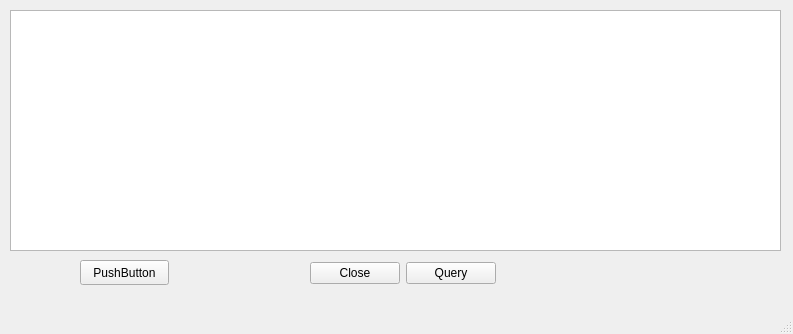
Qt form qt_app/mainwindow.ui (mehmetrizaoz/5_product_line_automation) before a commit.
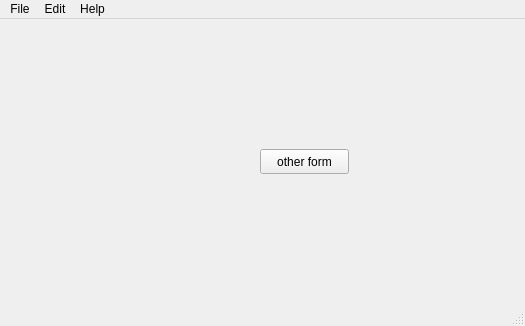
The same form after that commit.

Commit message: database connection moved to second form

Patch:
```diff
--- a/qt_app/mainwindow.ui
+++ b/qt_app/mainwindow.ui
@@ -6,61 +6,25 @@
    <rect>
     <x>0</x>
     <y>0</y>
-    <width>793</width>
-    <height>334</height>
+    <width>525</width>
+    <height>326</height>
    </rect>
   </property>
   <property name="windowTitle">
    <string>MainWindow</string>
   </property>
   <widget class="QWidget" name="centralwidget">
-   <widget class="QTableWidget" name="tableWidget">
-    <property name="geometry">
-     <rect>
-      <x>10</x>
-      <y>10</y>
-      <width>771</width>
-      <height>241</height>
-     </rect>
-    </property>
-   </widget>
-   <widget class="QWidget" name="layoutWidget">
-    <property name="geometry">
-     <rect>
-      <x>310</x>
-      <y>260</y>
-      <width>186</width>
-      <height>27</height>
-     </rect>
-    </property>
-    <layout class="QHBoxLayout" name="horizontalLayout">
-     <item>
-      <widget class="QPushButton" name="pushButton">
-       <property name="text">
-        <string>Close</string>
-       </property>
-      </widget>
-     </item>
-     <item>
-      <widget class="QPushButton" name="pushButton_2">
-       <property name="text">
-        <string>Query</string>
-       </property>
-      </widget>
-     </item>
-    </layout>
-   </widget>
    <widget class="QPushButton" name="pushButton_3">
     <property name="geometry">
      <rect>
-      <x>80</x>
-      <y>260</y>
+      <x>260</x>
+      <y>130</y>
       <width>89</width>
       <height>25</height>
      </rect>
     </property>
     <property name="text">
-     <string>PushButton</string>
+     <string>other form</string>
     </property>
    </widget>
   </widget>
@@ -69,10 +33,29 @@
     <rect>
      <x>0</x>
      <y>0</y>
-     <width>793</width>
+     <width>525</width>
      <height>22</height>
     </rect>
    </property>
+   <widget class="QMenu" name="menuFile">
+    <property name="title">
+     <string>File</string>
+    </property>
+   </widget>
+   <widget class="QMenu" name="menuEdit">
+    <property name="title">
+     <string>Edit</string>
+    </property>
+   </widget>
+   <widget class="QMenu" name="menuHelp">
+    <property name="title">
+     <string>Help</string>
+    </property>
+    <addaction name="actionAbout"/>
+   </widget>
+   <addaction name="menuFile"/>
+   <addaction name="menuEdit"/>
+   <addaction name="menuHelp"/>
   </widget>
   <widget class="QStatusBar" name="statusbar"/>
  </widget>
```
Left out of the diff: 24 changed lines with no effect on the pictures. The commit also changes 10 other files.
